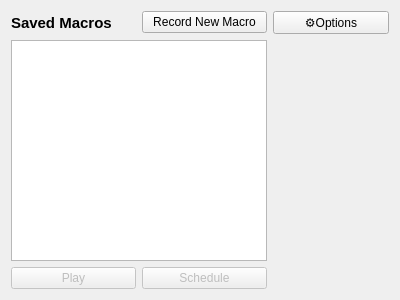
First picture: the form in gui/main_window.ui, repository CanoeH01/KeyboardMouseMacroApp, before the edit.
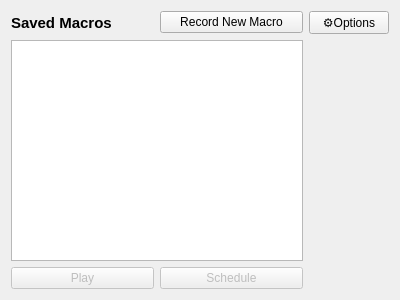
Second picture: the form after the edit.

Commit message: slightly tweaked UI, made table a little wider

The edit to the form file:
```diff
--- a/gui/main_window.ui
+++ b/gui/main_window.ui
@@ -16,6 +16,12 @@
   <layout class="QGridLayout" name="gridLayout">
    <item row="1" column="0" colspan="2">
     <widget class="QTableWidget" name="tblSavedMacros">
+     <property name="sizePolicy">
+      <sizepolicy hsizetype="Expanding" vsizetype="Expanding">
+       <horstretch>1</horstretch>
+       <verstretch>0</verstretch>
+      </sizepolicy>
+     </property>
      <property name="focusPolicy">
       <enum>Qt::FocusPolicy::ClickFocus</enum>
      </property>
```
